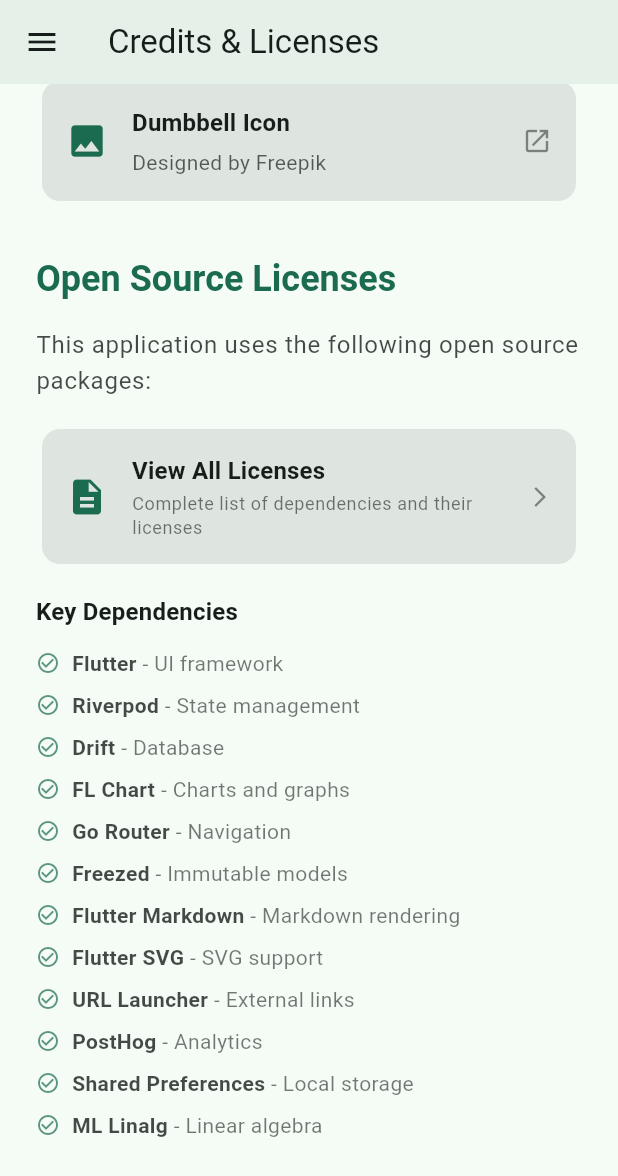
After one commit to Dieterbe/body.build, a Flutter app: the CreditsScreen screen opened by its route, scrolled down 78 dp, after a tap on "Dumbbell Icon", on a phone screen of 412 x 824 dp. The commit adds this screen. Shown: the top 1176 px of the screen. Run offline on Flutter 3.47's test engine with Material 3 defaults, Android fonts, the phone set to English and light mode, and no system bars; our stand-ins replace drift, fl_chart, flutter_markdown, flutter_riverpod, flutter_svg, freezed_annotation and 3 more; missing offline and left inert: iconify_flutter, ml_linalg, posthog_flutter; accounts and stored records are empty; generated files the repository leaves out were written again; network calls fail; project files that could hold a hidden picture were left out.

Commit message:
add screen with credits and attributions

```diff
--- a/lib/main.dart
+++ b/lib/main.dart
@@ -7,6 +7,7 @@ import 'package:bodybuild/ui/anatomy/colors.dart';
 import 'package:bodybuild/ui/core/page/home.dart';
 import 'package:bodybuild/ui/core/page/about_screen.dart';
 import 'package:bodybuild/ui/core/page/privacy_policy_screen.dart';
+import 'package:bodybuild/ui/core/page/credits_screen.dart';
 import 'package:bodybuild/ui/anatomy/page/muscle.dart';
 import 'package:bodybuild/ui/anatomy/page/muscles.dart';
 import 'package:flutter_web_plugins/url_strategy.dart';
@@ -157,6 +158,11 @@ class MyApp extends StatelessWidget {
                 path: PrivacyPolicyScreen.routeName,
                 builder: (context, state) => const PrivacyPolicyScreen(),
               ),
+              GoRoute(
+                name: CreditsScreen.routeName,
+                path: CreditsScreen.routeName,
+                builder: (context, state) => const CreditsScreen(),
+              ),
             ],
           ),
         ],
--- a/lib/ui/core/page/about_screen.dart
+++ b/lib/ui/core/page/about_screen.dart
@@ -1,6 +1,7 @@
 import 'package:flutter/material.dart';
 import 'package:bodybuild/ui/core/widget/navigation_drawer.dart';
 import 'package:bodybuild/ui/core/page/privacy_policy_screen.dart';
+import 'package:bodybuild/ui/core/page/credits_screen.dart';
 import 'package:url_launcher/url_launcher.dart';
 import 'package:posthog_flutter/posthog_flutter.dart';
 import 'package:go_router/go_router.dart';
@@ -235,6 +236,13 @@ class AboutScreen extends StatelessWidget {
                     subtitle: 'How we handle your data',
                     routeName: PrivacyPolicyScreen.routeName,
                   ),
+                  _buildInternalLinkItem(
+                    context,
+                    icon: Icons.copyright,
+                    title: 'Credits & Licenses',
+                    subtitle: 'Open source licenses and attributions',
+                    routeName: CreditsScreen.routeName,
+                  ),
                   const SizedBox(height: 32),
                 ],
               ),
--- /dev/null
+++ b/lib/ui/core/page/credits_screen.dart
@@ -0,0 +1,244 @@
+import 'package:flutter/material.dart';
+import 'package:bodybuild/ui/core/widget/navigation_drawer.dart';
+import 'package:url_launcher/url_launcher.dart';
+import 'package:posthog_flutter/posthog_flutter.dart';
+
+class CreditsScreen extends StatelessWidget {
+  static const String routeName = 'credits';
+  const CreditsScreen({super.key});
+
+  @override
+  Widget build(BuildContext context) {
+    final theme = Theme.of(context);
+    final colorScheme = theme.colorScheme;
+
+    return Scaffold(
+      appBar: AppBar(
+        title: const Text('Credits & Licenses'),
+        elevation: 0,
+        backgroundColor: Colors.transparent,
+      ),
+      drawer: const AppNavigationDrawer(),
+      body: SingleChildScrollView(
+        child: Center(
+          child: ConstrainedBox(
+            constraints: const BoxConstraints(maxWidth: 800),
+            child: Padding(
+              padding: const EdgeInsets.all(24.0),
+              child: Column(
+                crossAxisAlignment: CrossAxisAlignment.start,
+                children: [
+                  // App Logo Attribution
+                  Text(
+                    'App Logo',
+                    style: theme.textTheme.headlineSmall?.copyWith(
+                      fontWeight: FontWeight.w600,
+                      color: colorScheme.primary,
+                    ),
+                  ),
+                  const SizedBox(height: 16),
+                  Card(
+                    elevation: 0,
+                    color: colorScheme.surfaceContainerHighest,
+                    child: InkWell(
+                      onTap: () => _openUrl(
+                        'https://www.freepik.com/free-vector/dumbbell-circle-illustration_418322977.htm',
+                      ),
+                      borderRadius: BorderRadius.circular(12),
+                      child: Padding(
+                        padding: const EdgeInsets.all(16.0),
+                        child: Row(
+                          children: [
+                            Icon(Icons.image, color: colorScheme.primary, size: 28),
+                            const SizedBox(width: 16),
+                            Expanded(
+                              child: Column(
+                                crossAxisAlignment: CrossAxisAlignment.start,
+                                children: [
+                                  Text(
+                                    'Dumbbell Icon',
+                                    style: theme.textTheme.titleMedium?.copyWith(
+                                      fontWeight: FontWeight.w600,
+                                      color: colorScheme.onSurface,
+                                    ),
+                                  ),
+                                  const SizedBox(height: 4),
+                                  Text(
+                                    'Designed by Freepik',
+                                    style: theme.textTheme.bodyMedium?.copyWith(
+                                      color: colorScheme.onSurface.withValues(alpha: 0.7),
+                                    ),
+                                  ),
+                                ],
+                              ),
+                            ),
+                            Icon(
+                              Icons.open_in_new,
+                              color: colorScheme.onSurface.withValues(alpha: 0.5),
+                              size: 20,
+                            ),
+                          ],
+                        ),
+                      ),
+                    ),
+                  ),
+                  const SizedBox(height: 32),
+
+                  // Open Source Licenses
+                  Text(
+                    'Open Source Licenses',
+                    style: theme.textTheme.headlineSmall?.copyWith(
+                      fontWeight: FontWeight.w600,
+                      color: colorScheme.primary,
+                    ),
+                  ),
+                  const SizedBox(height: 16),
+                  Text(
+                    'This application uses the following open source packages:',
+                    style: theme.textTheme.bodyLarge?.copyWith(
+                      color: colorScheme.onSurface.withValues(alpha: 0.8),
+                      height: 1.5,
+                    ),
+                  ),
+                  const SizedBox(height: 16),
+                  Card(
+                    elevation: 0,
+                    color: colorScheme.surfaceContainerHighest,
+                    child: InkWell(
+                      onTap: () => _showLicensePage(context),
+                      borderRadius: BorderRadius.circular(12),
+                      child: Padding(
+                        padding: const EdgeInsets.all(16.0),
+                        child: Row(
+                          children: [
+                            Icon(Icons.description, color: colorScheme.primary, size: 28),
+                            const SizedBox(width: 16),
+                            Expanded(
+                              child: Column(
+                                crossAxisAlignment: CrossAxisAlignment.start,
+                                children: [
+                                  Text(
+                                    'View All Licenses',
+                                    style: theme.textTheme.titleMedium?.copyWith(
+                                      fontWeight: FontWeight.w600,
+                                      color: colorScheme.onSurface,
+                                    ),
+                                  ),
+                                  const SizedBox(height: 2),
+                                  Text(
+                                    'Complete list of dependencies and their licenses',
+                                    style: theme.textTheme.bodySmall?.copyWith(
+                                      color: colorScheme.onSurface.withValues(alpha: 0.6),
+                                    ),
+                                  ),
+                                ],
+                              ),
+                            ),
+                            Icon(
+                              Icons.arrow_forward_ios,
+                              color: colorScheme.onSurface.withValues(alpha: 0.5),
+                              size: 16,
+                            ),
+                          ],
+                        ),
+                      ),
+                    ),
+                  ),
+                  const SizedBox(height: 16),
+
+                  // Key Dependencies
+                  Text(
+                    'Key Dependencies',
+                    style: theme.textTheme.titleMedium?.copyWith(
+                      fontWeight: FontWeight.w600,
+                      color: colorScheme.onSurface,
+                    ),
+                  ),
+                  const SizedBox(height: 12),
+                  _buildDependencyItem(context, 'Flutter', 'UI framework'),
+                  _buildDependencyItem(context, 'Riverpod', 'State management'),
+                  _buildDependencyItem(context, 'Drift', 'Database'),
+                  _buildDependencyItem(context, 'FL Chart', 'Charts and graphs'),
+                  _buildDependencyItem(context, 'Go Router', 'Navigation'),
+                  _buildDependencyItem(context, 'Freezed', 'Immutable models'),
+                  _buildDependencyItem(context, 'Flutter Markdown', 'Markdown rendering'),
+                  _buildDependencyItem(context, 'Flutter SVG', 'SVG support'),
+                  _buildDependencyItem(context, 'URL Launcher', 'External links'),
+                  _buildDependencyItem(context, 'PostHog', 'Analytics'),
+                  _buildDependencyItem(context, 'Shared Preferences', 'Local storage'),
+                  _buildDependencyItem(context, 'ML Linalg', 'Linear algebra'),
+                  const SizedBox(height: 32),
+                ],
+              ),
+            ),
+          ),
+        ),
+      ),
+    );
+  }
+
+  Widget _buildDependencyItem(BuildContext context, String name, String description) {
+    final theme = Theme.of(context);
+    final colorScheme = theme.colorScheme;
+
+    return Padding(
+      padding: const EdgeInsets.only(bottom: 8.0),
+      child: Row(
+        children: [
+          Icon(
+            Icons.check_circle_outline,
+            size: 16,
+            color: colorScheme.primary.withValues(alpha: 0.7),
+          ),
+          const SizedBox(width: 8),
+          Expanded(
+            child: RichText(
+              text: TextSpan(
+                style: theme.textTheme.bodyMedium?.copyWith(
+                  color: colorScheme.onSurface.withValues(alpha: 0.8),
+                ),
+                children: [
+                  TextSpan(
+                    text: name,
+                    style: const TextStyle(fontWeight: FontWeight.w600),
+                  ),
+                  TextSpan(
+                    text: ' - $description',
+                    style: TextStyle(color: colorScheme.onSurface.withValues(alpha: 0.6)),
+                  ),
+                ],
+              ),
+            ),
+          ),
+        ],
+      ),
+    );
+  }
+
+  void _showLicensePage(BuildContext context) async {
+    await Posthog().capture(eventName: 'CreditsLicensePageViewed');
+    if (context.mounted) {
+      showLicensePage(
+        context: context,
+        applicationName: 'Body.build',
+        //   applicationVersion: '1.1.0',
+        applicationLegalese: '© ${DateTime.now().year} Body.build',
+      );
+    }
+  }
+
+  void _openUrl(String url) async {
+    await Posthog().capture(eventName: 'CreditsLinkClicked', properties: {'url': url});
+
+    final uri = Uri.parse(url);
+    try {
+      await launchUrl(uri, mode: LaunchMode.externalApplication, webOnlyWindowName: '_blank');
+    } catch (e) {
+      try {
+        await launchUrl(uri, mode: LaunchMode.platformDefault);
+      } catch (e) {
+        await launchUrl(uri, mode: LaunchMode.inAppWebView);
+      }
+    }
+  }
+}
```
